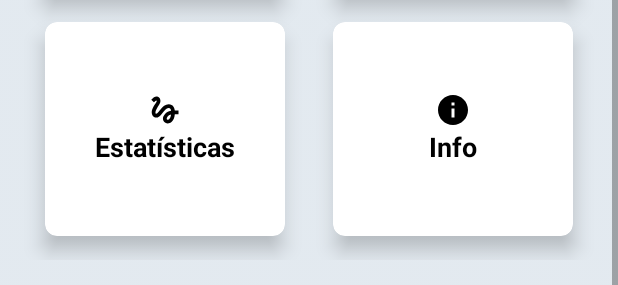
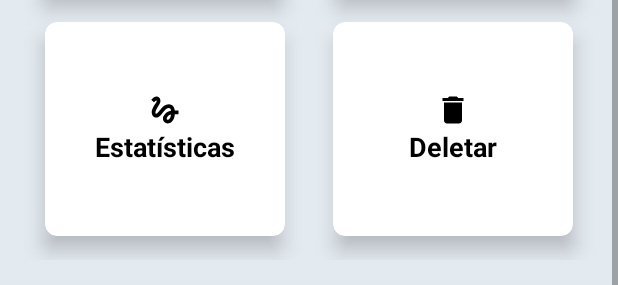
Before and after one commit to felipemeriga/ShowerIO-Cloud-Flow, an Android app: the layout fragment_shower_detail.xml on its own in the app's theme, with its tools: preview values and no code run, on a phone screen of 412 x 824 dp. Shown: the part 858-1143 px from the top of the screen. Run offline under Robolectric (Android 15) with nearby library versions, the phone set to English and light mode, and no system bars; Roboto replaces fonts that are not available here.

Commit message:
#56 - Updating some layout and resources

```diff
--- /dev/null
+++ b/ShowerIO-Cloud/app/src/main/res/drawable/ic_delete_black_24dp.xml
@@ -0,0 +1,9 @@
+<vector xmlns:android="http://schemas.android.com/apk/res/android"
+        android:width="24dp"
+        android:height="24dp"
+        android:viewportWidth="24.0"
+        android:viewportHeight="24.0">
+    <path
+        android:fillColor="#FF000000"
+        android:pathData="M6,19c0,1.1 0.9,2 2,2h8c1.1,0 2,-0.9 2,-2V7H6v12zM19,4h-3.5l-1,-1h-5l-1,1H5v2h14V4z"/>
+</vector>
--- a/ShowerIO-Cloud/app/src/main/res/layout/fragment_shower_detail.xml
+++ b/ShowerIO-Cloud/app/src/main/res/layout/fragment_shower_detail.xml
@@ -274,12 +274,12 @@
                         android:layout_width="wrap_content"
                         android:layout_height="wrap_content"
                         android:layout_gravity="center_horizontal"
-                        android:src="@drawable/ic_info_black_24dp" />
+                        android:src="@drawable/ic_delete_black_24dp" />
 
                     <TextView
                         android:layout_width="wrap_content"
                         android:layout_height="wrap_content"
-                        android:text="@string/info"
+                        android:text="@string/delete"
                         android:textAlignment="center"
                         android:textColor="@android:color/black"
                         android:textSize="18sp"
--- a/ShowerIO-Cloud/app/src/main/res/values/colors.xml
+++ b/ShowerIO-Cloud/app/src/main/res/values/colors.xml
@@ -3,11 +3,11 @@
     <color name="colorPrimary">#3F51B5</color>
     <color name="colorStatusBar">#5a6bc9</color>
     <color name="colorPrimaryDark">#0f82d2</color>
-    <color name="colorAccent">#FF4081</color>
+    <color name="colorAccent">#bc1a20</color>
 
     <color name="showerPrimary">#0F82D2</color>
     <color name="showerPrimaryDark">#0f82d2</color>
-    <color name="showerAccent">#FF4081</color>
+    <color name="showerAccent">#bc1a20</color>
 
     <color name="bg_row_background">#317efa</color>
     <color name="bg_row_background_offline">#fa3138</color>
--- a/ShowerIO-Cloud/app/src/main/res/values/strings.xml
+++ b/ShowerIO-Cloud/app/src/main/res/values/strings.xml
@@ -14,7 +14,7 @@
     <string name="password">Senha </string>
     <string name="reset">Resetar </string>
     <string name="restart">Reiniciar </string>
-    <string name="info">Info </string>
+    <string name="delete">Deletar </string>
     <string name="statistics">Estatísticas </string>
     <string name="quit">Sair </string>
     <string name="noName">Sem Nome</string>
@@ -68,6 +68,16 @@
     <string name="control_bath_wait_pos_time">Tempo de espera pós banho</string>
     <string name="control_bath_wait_during_time">Tempo de espera durante banho</string>
 
+    <!--Reset the shower-->
+    <string name="reset_title">Resetar o dispositivo</string>
+    <string name="reset_text">Resetar irá desconectar seu ShowerIO de sua rede wifi atual, você realmente deseja resetar?</string>
+    <string name="reset_fail">Não foi possível resetar o dispositivo</string>
+
+    <!--Delete the shower-->
+    <string name="delete_title">Deletar o dispositivo</string>
+    <string name="delete_text">Deletar faz com que o dispositivo seja excluido de sua lista, e apaga todos os registros existentes, deseja mesmo deletar?</string>
+    <string name="delete_fail">Não foi possível deletar o dispositivo</string>
+
     <string-array name="times">
         <item>Selecionar tempo</item>
         <item>1 min</item>
```
